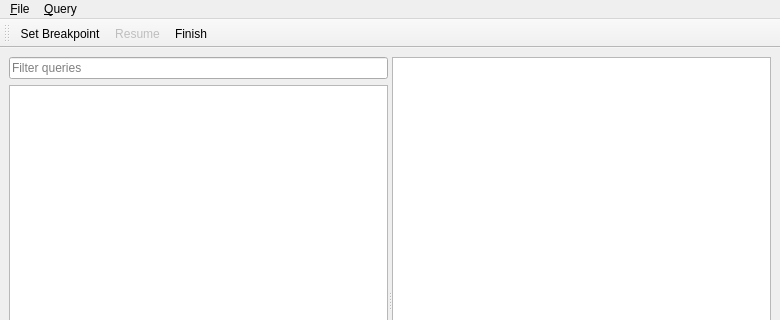
This is tools/MainWindow.ui in koimdo/datalol as Qt 5 draws it before an edit; both pictures show x 0 to 780 and y 0 to 320 of the 780 by 574 pixel window. The edited form follows.
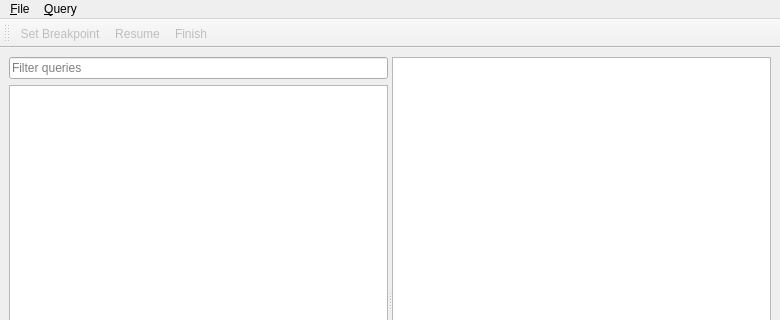
This is the edited form.

Patch:
```diff
--- a/tools/MainWindow.ui
+++ b/tools/MainWindow.ui
@@ -101,6 +101,12 @@
    </property>
   </action>
   <action name="actionBreakpoint">
+   <property name="checkable">
+    <bool>true</bool>
+   </property>
+   <property name="enabled">
+    <bool>false</bool>
+   </property>
    <property name="text">
     <string>Set Breakpoint</string>
    </property>
@@ -114,6 +120,9 @@
    </property>
   </action>
   <action name="actionFinish">
+   <property name="enabled">
+    <bool>false</bool>
+   </property>
    <property name="text">
     <string>Finish</string>
    </property>
```
Left out of the diff: 3 changed lines with no effect on the pictures.
